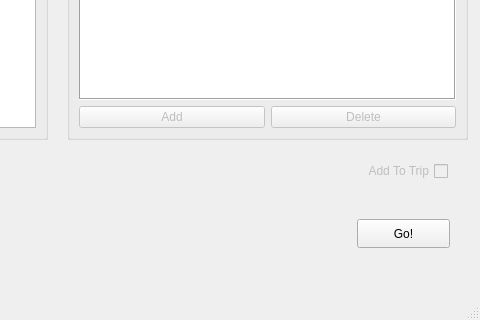
Above: mainwindow.ui from DonovanFoley/CS1DProject2 before the change; both pictures show x 273 to 753 and y 421 to 741 of the 753 by 741 pixel window. Below: the same form after it.
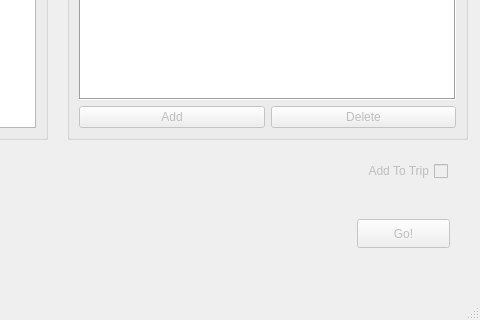
That is the form after the change.

```diff
--- a/mainwindow.ui
+++ b/mainwindow.ui
@@ -389,6 +389,9 @@
     </layout>
    </widget>
    <widget class="QPushButton" name="pushButton_go">
+    <property name="enabled">
+     <bool>false</bool>
+    </property>
     <property name="geometry">
      <rect>
       <x>630</x>
```
